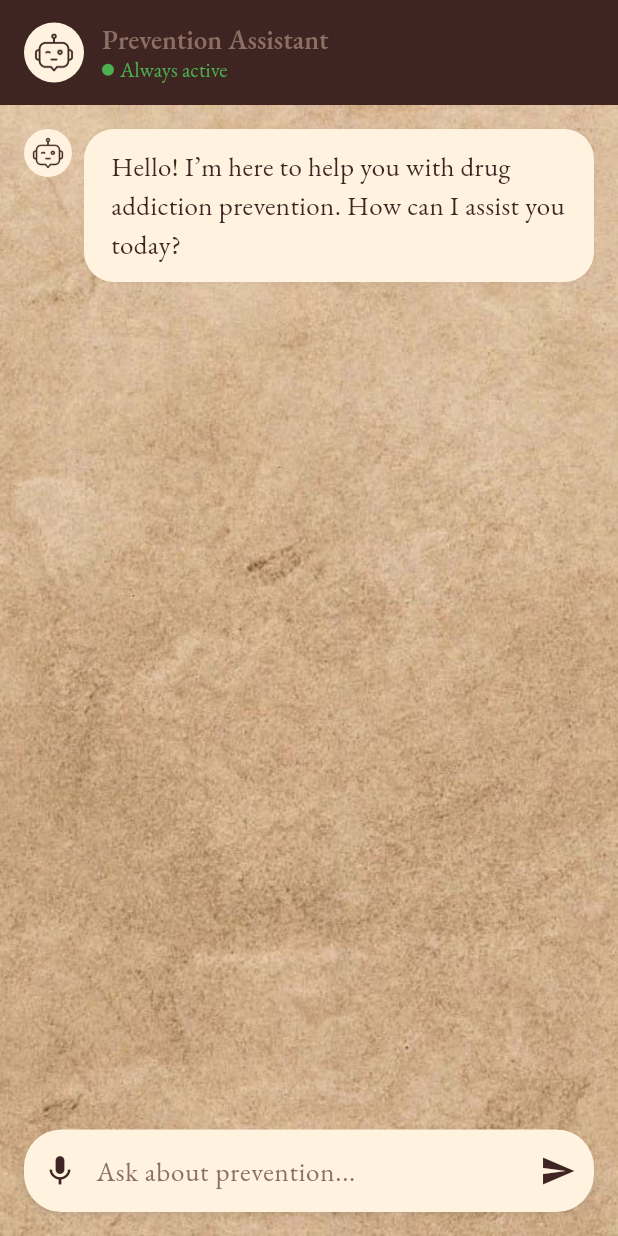
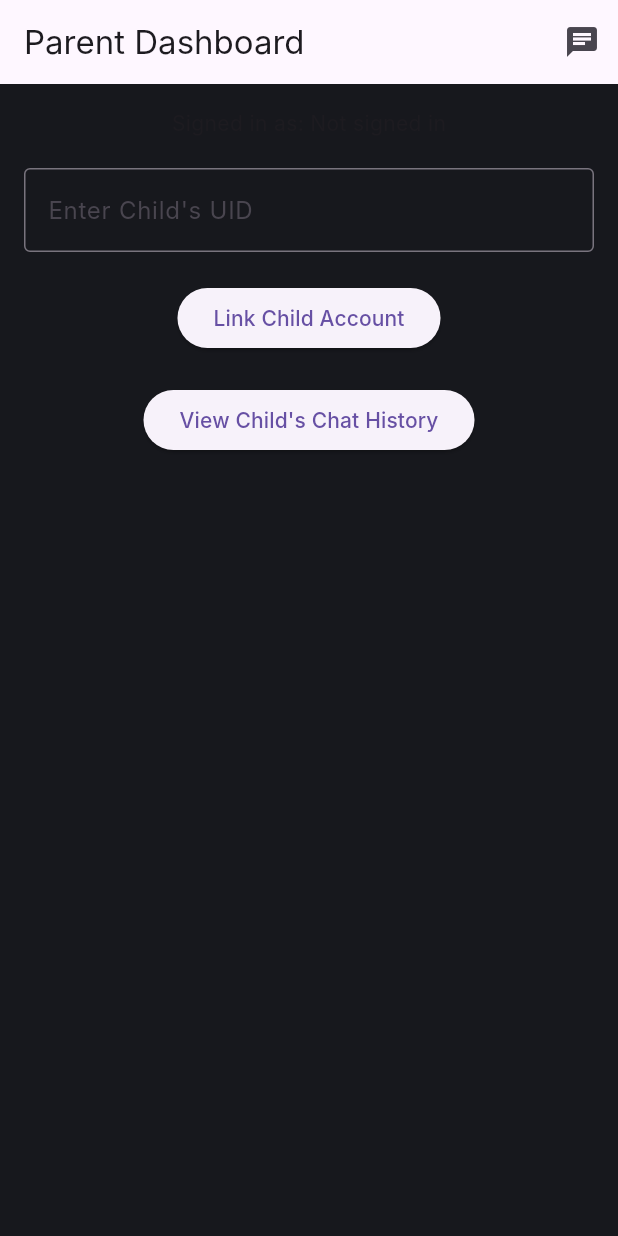
Before and after one commit to WDT1203/AI-chatbot, a Flutter app: the screen it shows after launch, on a phone screen of 412 x 824 dp. Run offline on Flutter 3.47's test engine with Material 3 defaults, Android fonts, the light colour scheme and no system bars; our stand-ins replace cloud_firestore, firebase_auth, firebase_core, google_fonts; accounts and stored records are empty; Roboto replaces fonts that are missing (Inter).

Commit message:
chatbot history retrieve created

```diff
--- /dev/null
+++ b/ai-chatbot/user_sessions/94YdJxK6bxUl5NCOn6K9DkTS6UB2.json
@@ -0,0 +1 @@
+{"last_active": "2025-03-21T16:23:41.686317", "messages": [{"type": "human", "data": {"content": "hello", "additional_kwargs": {}, "response_metadata": {}, "type": "human", "name": null, "id": null, "example": false}}, {"type": "ai", "data": {"content": "\nHello! I'm glad you reached out. I'm here to help you with any questions or concerns you might have about drug addiction prevention. Is there something specific on your mind?", "additional_kwargs": {}, "response_metadata": {}, "type": "ai", "name": null, "id": null, "example": false, "tool_calls": [], "invalid_tool_calls": [], "usage_metadata": null}}]}
--- a/frontend/fit_bot/lib/main.dart
+++ b/frontend/fit_bot/lib/main.dart
@@ -1,11 +1,15 @@
+// lib/main.dart
 import 'package:flutter/material.dart';
 import 'package:firebase_core/firebase_core.dart';
-import 'fitbot_chat.dart'; // Adjust path as needed
+import 'firebase_options.dart';
+import 'parent_dashboard.dart'; // Import the new file
 
 void main() async {
   WidgetsFlutterBinding.ensureInitialized();
   try {
-    await Firebase.initializeApp();
+    await Firebase.initializeApp(
+      options: DefaultFirebaseOptions.currentPlatform,
+    );
     debugPrint("Firebase initialized successfully");
   } catch (e) {
     debugPrint("Firebase initialization failed: $e");
@@ -14,7 +18,7 @@ void main() async {
 }
 
 class MyApp extends StatelessWidget {
-  const MyApp({Key? key}) : super(key: key);
+  const MyApp({super.key});
 
   @override
   Widget build(BuildContext context) {
@@ -24,7 +28,7 @@ class MyApp extends StatelessWidget {
         scaffoldBackgroundColor: const Color(0xFF17181D),
         fontFamily: 'Inter',
       ),
-      home: const FitbotChat(),
+      home: const ParentDashboard(), // Start with ParentDashboard
     );
   }
 }
--- /dev/null
+++ b/frontend/fit_bot/lib/parent_dashboard.dart
@@ -0,0 +1,114 @@
+// lib/parent_dashboard.dart
+import 'package:flutter/material.dart';
+import 'package:firebase_auth/firebase_auth.dart';
+import 'package:cloud_firestore/cloud_firestore.dart'; // Fix 1, 2, 3, 4
+import 'fitbot_chat.dart'; // Adjust path if needed
+
+class ParentDashboard extends StatefulWidget {
+  const ParentDashboard({super.key});
+
+  @override
+  State<ParentDashboard> createState() => _ParentDashboardState();
+}
+
+class _ParentDashboardState extends State<ParentDashboard> {
+  final TextEditingController _childUidController = TextEditingController();
+
+  Future<void> _linkChildAccount() async {
+    final parentUser = FirebaseAuth.instance.currentUser;
+    if (parentUser == null) {
+      if (!mounted) return; // Fix 5
+      ScaffoldMessenger.of(context).showSnackBar(
+        const SnackBar(content: Text("Please sign in as a parent")),
+      );
+      return;
+    }
+    final childUid = _childUidController.text.trim();
+    if (childUid.isEmpty) {
+      if (!mounted) return; // Fix 5
+      ScaffoldMessenger.of(context).showSnackBar(
+        const SnackBar(content: Text("Please enter a child UID")),
+      );
+      return;
+    }
+
+    try {
+      await FirebaseFirestore.instance
+          .collection('parent_child_links')
+          .doc(parentUser.uid)
+          .set(
+            {'child_uids': FieldValue.arrayUnion([childUid])}, // Fix 3
+            SetOptions(merge: true), // Fix 4
+          );
+      if (!mounted) return; // Fix 5
+      ScaffoldMessenger.of(context).showSnackBar(
+        const SnackBar(content: Text("Child account linked successfully")),
+      );
+    } catch (e) {
+      debugPrint("Error linking child: $e");
+      if (!mounted) return; // Fix 5
+      ScaffoldMessenger.of(context).showSnackBar(
+        SnackBar(content: Text("Failed to link child: $e")),
+      );
+    }
+  }
+
+  @override
+  Widget build(BuildContext context) {
+    final user = FirebaseAuth.instance.currentUser;
+    return Scaffold(
+      appBar: AppBar(
+        title: const Text("Parent Dashboard"),
+        actions: [
+          IconButton(
+            icon: const Icon(Icons.chat),
+            onPressed: () => Navigator.push(
+              context,
+              MaterialPageRoute(builder: (context) => const FitbotChat()),
+            ),
+          ),
+        ],
+      ),
+      body: Padding(
+        padding: const EdgeInsets.all(16.0),
+        child: Column(
+          children: [
+            Text("Signed in as: ${user?.uid ?? 'Not signed in'}"),
+            const SizedBox(height: 20),
+            TextField(
+              controller: _childUidController,
+              decoration: const InputDecoration(
+                labelText: "Enter Child's UID",
+                border: OutlineInputBorder(),
+              ),
+            ),
+            const SizedBox(height: 20),
+            ElevatedButton(
+              onPressed: _linkChildAccount,
+              child: const Text("Link Child Account"),
+            ),
+            const SizedBox(height: 20),
+            ElevatedButton(
+              onPressed: () {
+                final childUid = _childUidController.text.trim();
+                if (childUid.isNotEmpty) {
+                  Navigator.push(
+                    context,
+                    MaterialPageRoute(
+                      builder: (context) => FitbotChat(targetUid: childUid),
+                    ),
+                  );
+                } else {
+                  ScaffoldMessenger.of(context).showSnackBar(
+                    const SnackBar(content: Text("Please enter a child UID")),
+                  );
+                }
+              },
+              child: const Text("View Child's Chat History"),
+            ),
+          ],
+        ),
+      ),
+    );
+  }
+}
```
Also changed, not shown: ai-chatbot/requirements.txt (added, +8 -0 lines), ai-chatbot/user_sessions/TC1yX8gjiTaNai1FTbdcU6QDGoA3.json (added, +1 -0 lines), ai-chatbot/user_sessions/anonymous.json (+1 -1 lines), frontend/fit_bot/lib/fitbot_chat.dart (+154 -26 lines), frontend/fit_bot/pubspec.yaml (+4 -4 lines), frontend/fit_bot/firebase.json (added), frontend/fit_bot/lib/firebase_options.dart (added), frontend/fit_bot/pubspec.lock, 11 other files.
